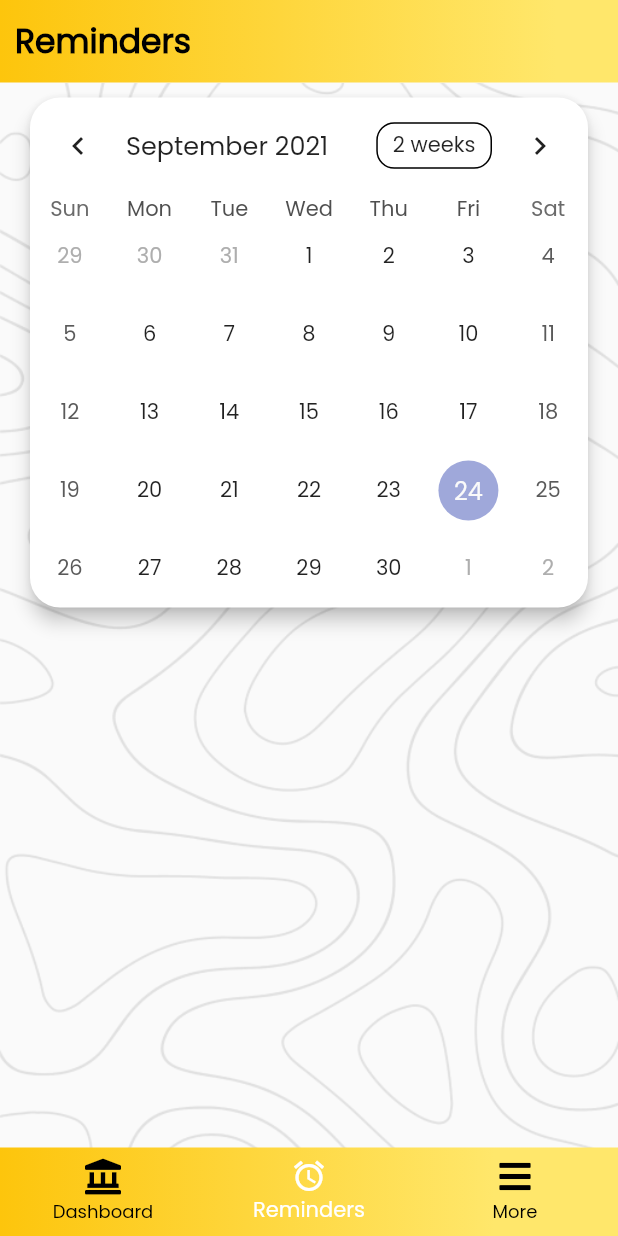
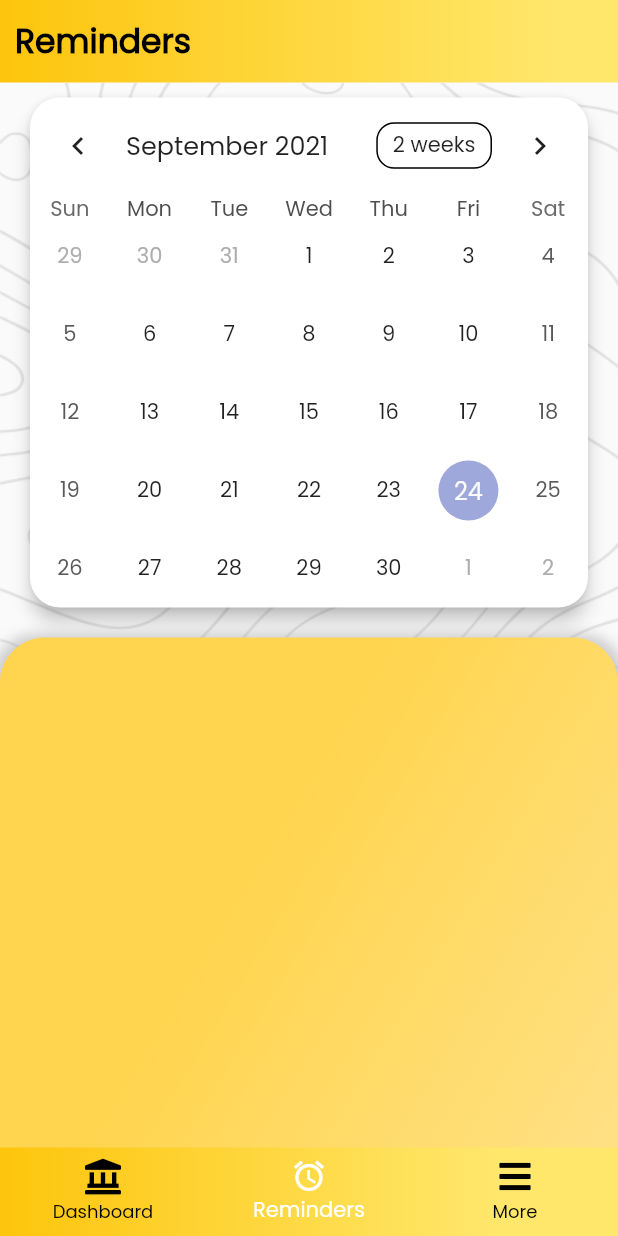
Before and after one commit to it19951386/BOC_Mobile_App, a Flutter app: the screen it shows after launch, item 2 of the bottom bar chosen, on a phone screen of 412 x 824 dp. Run offline on Flutter 3.47's test engine with Material 2 defaults, Android fonts, the phone set to English and light mode, and no system bars; drawn by our look-alikes of table_calendar; our stand-ins replace font_awesome_flutter.

Commit message:
add bottom box to reminder.dart

```diff
--- a/lib/screens/charith/reminder.dart
+++ b/lib/screens/charith/reminder.dart
@@ -45,6 +45,30 @@ class _ReminderState extends State<Reminder> {
                             SizedBox(
                               height: 20.0,
                             ),
+                            Container(
+                              decoration: BoxDecoration(
+                                  gradient: LinearGradient(
+                                    begin: Alignment.centerLeft,
+                                    end: Alignment.bottomRight,
+                                    colors: <Color>[
+                                      Colors.amber.shade300,
+                                      Colors.amber.shade200
+                                    ],
+                                    stops: [0.2, 0.8],
+                                  ),
+                                  borderRadius: BorderRadius.vertical(
+                                      top: Radius.circular(30)),
+                                  boxShadow: [
+                                    BoxShadow(
+                                      color: Colors.grey.withOpacity(0.5),
+                                      spreadRadius: 5,
+                                      blurRadius: 7,
+                                      offset: Offset(0, 3),
+                                    ),
+                                  ]),
+                              height: 500.0,
+                              alignment: Alignment.topCenter,
+                            ),
                           ],
                         ),
                       ),
```
